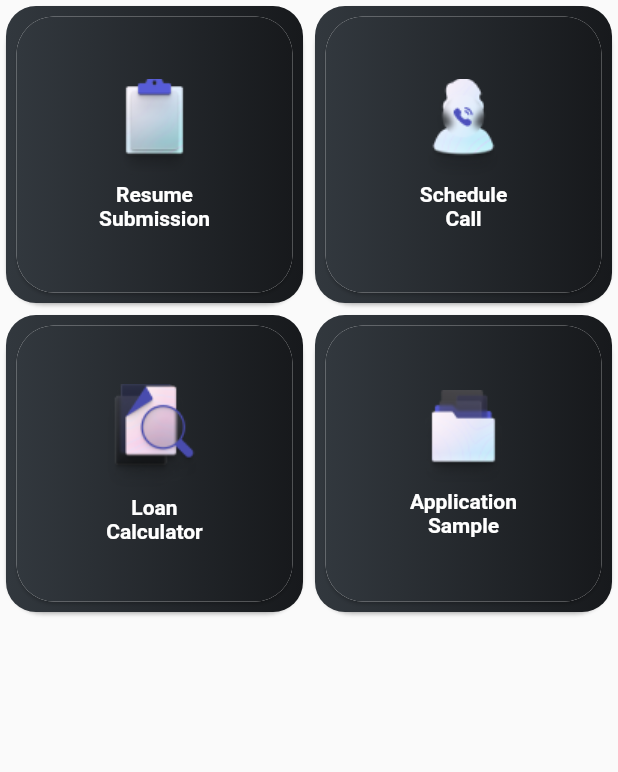
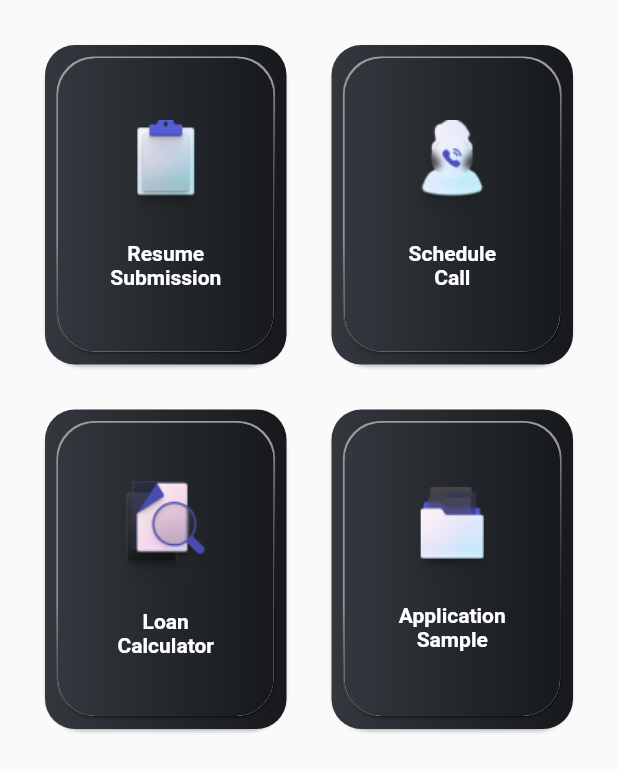
Before and after one commit to imbryan1999/DashCards, a Flutter app: the DashCards widget shown alone on an empty page, opened directly, on a phone screen of 412 x 824 dp. Shown: the top 772 px of the screen. Run offline on Flutter 3.47's test engine with Material 2 defaults, Android fonts, the phone set to English and light mode, and no system bars; missing offline and left inert: easy_gradient_text; Roboto replaces fonts that are missing (Circular Std).

```diff
--- a/lib/card_model/card_main.dart
+++ b/lib/card_model/card_main.dart
@@ -16,9 +16,7 @@ class _MyAppState extends State<DashCardApp> {
   Widget build(BuildContext context) {
     return MaterialApp(
       home: Scaffold(
-        body: SafeArea(
-          child: DashCard(),
-        ),
+        body: DashCard(),
       ),
       routes: {
         '': (context) => DashCard(),
--- a/lib/dashcards.dart
+++ b/lib/dashcards.dart
@@ -1,8 +1,9 @@
+import 'package:flutter/cupertino.dart';
 import 'package:flutter/material.dart';
+import 'package:navigate_route/card_routes/app_sample.dart';
+import 'package:navigate_route/card_routes/loan_cal.dart';
+import 'package:navigate_route/card_routes/resume_sub.dart';
 import 'package:navigate_route/card_routes/sch_call.dart';
-import 'package:navigate_route/card_routes/app_sample.dart';
-import 'package:navigate_route/card_routes/resume_sub.dart';
-import 'package:navigate_route/card_routes/loan_cal.dart';
 
 class DashCards extends StatefulWidget {
   @override
@@ -13,17 +14,18 @@ class _DashCardsState extends State<DashCards> {
   @override
   Widget build(BuildContext context) {
     return Container(
+      padding: EdgeInsets.all(15.0),
       child: GridView.count(
         crossAxisCount: 2,
+        childAspectRatio: 0.786,
         children: <Widget>[
           Card(
+            margin: EdgeInsets.symmetric(vertical: 15, horizontal: 15),
             shape: RoundedRectangleBorder(
               borderRadius: BorderRadius.circular(25.0),
             ),
             child: Container(
               padding: EdgeInsets.all(3.0),
-              width: 142.45,
-              height: 179.22,
               decoration: ShapeDecoration(
                 shape: RoundedRectangleBorder(
                   borderRadius: BorderRadius.circular(20.0),
@@ -34,15 +36,28 @@ class _DashCardsState extends State<DashCards> {
               ),
               child: InkWell(
                 onTap: () {
-                  Navigator.push(context, MaterialPageRoute(builder: (context) => ResumeSubCard()));
+                  Navigator.push(context,
+                      MaterialPageRoute(builder: (context) => ResumeSubCard()));
                 },
+                child: Container(
+                  margin: EdgeInsets.all(4.6),
+                  decoration: ShapeDecoration(
+                      gradient: LinearGradient(
+                          colors: [Colors.grey, Colors.black26],
+                          begin: Alignment.topLeft,
+                          end: Alignment.bottomRight,
+                          stops: [0.4,0.8]
+                      ),
+                      shape: RoundedRectangleBorder(
+                          borderRadius: BorderRadius.circular(25.0)
+                      )
+                  ),
                   child: Card(
+                    margin: EdgeInsets.all(1.0),
                     shape: RoundedRectangleBorder(
                       borderRadius: BorderRadius.circular(25.0),
                     ),
                     child: Container(
-                    width: 131.43,
-                    height: 165.43,
                       decoration: ShapeDecoration(
                         shape: RoundedRectangleBorder(
                           borderRadius: BorderRadius.circular(25.0),
@@ -55,6 +70,7 @@ class _DashCardsState extends State<DashCards> {
                         mainAxisAlignment: MainAxisAlignment.center,
                         children: [
                           Image.asset('assets/resume_sub.png'),
+                          SizedBox(height: 12.0,),
                           Text(
                             'Resume \nSubmission',
                             style: TextStyle(
@@ -72,14 +88,14 @@ class _DashCardsState extends State<DashCards> {
                 ),
               ),
             ),
+          ),
           Card(
+            margin: EdgeInsets.symmetric(vertical: 15, horizontal: 15),
             shape: RoundedRectangleBorder(
               borderRadius: BorderRadius.circular(25.0),
             ),
             child: Container(
               padding: EdgeInsets.all(3.0),
-              width: 142.45,
-              height: 179.22,
               decoration: ShapeDecoration(
                 shape: RoundedRectangleBorder(
                   borderRadius: BorderRadius.circular(20.0),
@@ -90,15 +106,30 @@ class _DashCardsState extends State<DashCards> {
               ),
               child: InkWell(
                 onTap: () {
-                  Navigator.push(context, MaterialPageRoute(builder: (context) => ScheduleCallCard()));
+                  Navigator.push(
+                      context,
+                      MaterialPageRoute(
+                          builder: (context) => ScheduleCallCard()));
                 },
+                child: Container(
+                  margin: EdgeInsets.all(4.6),
+                  decoration: ShapeDecoration(
+                      gradient: LinearGradient(
+                          colors: [Colors.grey, Colors.black26],
+                          begin: Alignment.topLeft,
+                          end: Alignment.bottomRight,
+                          stops: [0.4,0.8]
+                      ),
+                      shape: RoundedRectangleBorder(
+                          borderRadius: BorderRadius.circular(25.0)
+                      )
+                  ),
                   child: Card(
+                    margin: EdgeInsets.all(1),
                     shape: RoundedRectangleBorder(
                       borderRadius: BorderRadius.circular(25.0),
                     ),
                     child: Container(
-                    width: 131.43,
-                    height: 165.43,
                       decoration: ShapeDecoration(
                         shape: RoundedRectangleBorder(
                           borderRadius: BorderRadius.circular(25.0),
@@ -111,6 +142,7 @@ class _DashCardsState extends State<DashCards> {
                         mainAxisAlignment: MainAxisAlignment.center,
                         children: [
                           Image.asset('assets/sch_call.png'),
+                          SizedBox(height: 12.0,),
                           Text(
                             'Schedule \nCall',
                             style: TextStyle(
@@ -128,14 +160,14 @@ class _DashCardsState extends State<DashCards> {
                 ),
               ),
             ),
+          ),
           Card(
+            margin: EdgeInsets.symmetric(vertical: 15, horizontal: 15),
             shape: RoundedRectangleBorder(
               borderRadius: BorderRadius.circular(25.0),
             ),
             child: Container(
               padding: EdgeInsets.all(3.0),
-              width: 142.45,
-              height: 179.22,
               decoration: ShapeDecoration(
                 shape: RoundedRectangleBorder(
                   borderRadius: BorderRadius.circular(20.0),
@@ -146,15 +178,28 @@ class _DashCardsState extends State<DashCards> {
               ),
               child: InkWell(
                 onTap: () {
-                  Navigator.push(context, MaterialPageRoute(builder: (context) => LoanCalCard()));
+                  Navigator.push(context,
+                      MaterialPageRoute(builder: (context) => LoanCalCard()));
                 },
+                child: Container(
+                  margin: EdgeInsets.all(4.6),
+                  decoration: ShapeDecoration(
+                      gradient: LinearGradient(
+                          colors: [Colors.grey, Colors.black26],
+                          begin: Alignment.topLeft,
+                          end: Alignment.bottomRight,
+                          stops: [0.4,0.8]
+                      ),
+                      shape: RoundedRectangleBorder(
+                          borderRadius: BorderRadius.circular(25.0)
+                      )
+                  ),
                   child: Card(
+                    margin: EdgeInsets.all(1),
                     shape: RoundedRectangleBorder(
                       borderRadius: BorderRadius.circular(25.0),
                     ),
                     child: Container(
-                    width: 131.43,
-                    height: 165.43,
                       decoration: ShapeDecoration(
                         shape: RoundedRectangleBorder(
                           borderRadius: BorderRadius.circular(25.0),
@@ -167,6 +212,7 @@ class _DashCardsState extends State<DashCards> {
                         mainAxisAlignment: MainAxisAlignment.center,
                         children: [
                           Image.asset('assets/percentage_cal.png'),
+                          SizedBox(height: 12.0,),
                           Text(
                             'Loan \nCalculator',
                             style: TextStyle(
@@ -184,14 +230,14 @@ class _DashCardsState extends State<DashCards> {
                 ),
               ),
             ),
+          ),
           Card(
+            margin: EdgeInsets.symmetric(vertical: 15, horizontal: 15),
             shape: RoundedRectangleBorder(
               borderRadius: BorderRadius.circular(25.0),
             ),
             child: Container(
               padding: EdgeInsets.all(3.0),
-              width: 142.45,
-              height: 179.22,
               decoration: ShapeDecoration(
                 shape: RoundedRectangleBorder(
                   borderRadius: BorderRadius.circular(20.0),
@@ -202,15 +248,28 @@ class _DashCardsState extends State<DashCards> {
               ),
               child: InkWell(
                 onTap: () {
-                  Navigator.push(context, MaterialPageRoute(builder: (context) => AppSampleCard()));
+                  Navigator.push(context,
+                      MaterialPageRoute(builder: (context) => AppSampleCard()));
                 },
+                child: Container(
+                  margin: EdgeInsets.all(4.6),
+                  decoration: ShapeDecoration(
+                      gradient: LinearGradient(
+                        colors: [Colors.grey, Colors.black26],
+                        begin: Alignment.topLeft,
+                        end: Alignment.bottomRight,
+                        stops: [0.4,0.8]
+                      ),
+                      shape: RoundedRectangleBorder(
+                          borderRadius: BorderRadius.circular(25.0)
+                      )
+                  ),
                   child: Card(
+                    margin: EdgeInsets.all(1),
                     shape: RoundedRectangleBorder(
                       borderRadius: BorderRadius.circular(25.0),
                     ),
                     child: Container(
-                    width: 131.43,
-                    height: 165.43,
                       decoration: ShapeDecoration(
                         shape: RoundedRectangleBorder(
                           borderRadius: BorderRadius.circular(25.0),
@@ -223,6 +282,7 @@ class _DashCardsState extends State<DashCards> {
                         mainAxisAlignment: MainAxisAlignment.center,
                         children: [
                           Image.asset('assets/app_sample.png'),
+                          SizedBox(height: 12.0,),
                           Text(
                             'Application \nSample',
                             style: TextStyle(
@@ -240,6 +300,7 @@ class _DashCardsState extends State<DashCards> {
                 ),
               ),
             ),
+          ),
         ],
       ),
     );
--- a/pubspec.yaml
+++ b/pubspec.yaml
@@ -28,6 +28,8 @@ dependencies:
   # The following adds the Cupertino Icons font to your application.
   # Use with the CupertinoIcons class for iOS style icons.
   cupertino_icons: ^1.0.2
+  easy_gradient_text: ^1.0.0
+  gradient_text: ^1.0.2
 
 dev_dependencies:
   flutter_test:
@@ -50,6 +52,9 @@ flutter:
   - assets/percentage_cal.png
   - assets/sch_call.png
   - assets/app_sample.png
+  - assets/baricon.png
+  - assets/bariconinfo.png
+  - assets/circle_bg.png
 
   # An image asset can refer to one or more resolution-specific "variants", see
   # https://flutter.dev/assets-and-images/#resolution-aware.
```
Also changed, not shown: lib/card_model/dashcard.dart (+13 -6 lines), lib/main.dart (+80 -11 lines), pubspec.lock. Lines whose indentation alone changed are shown as unchanged.
